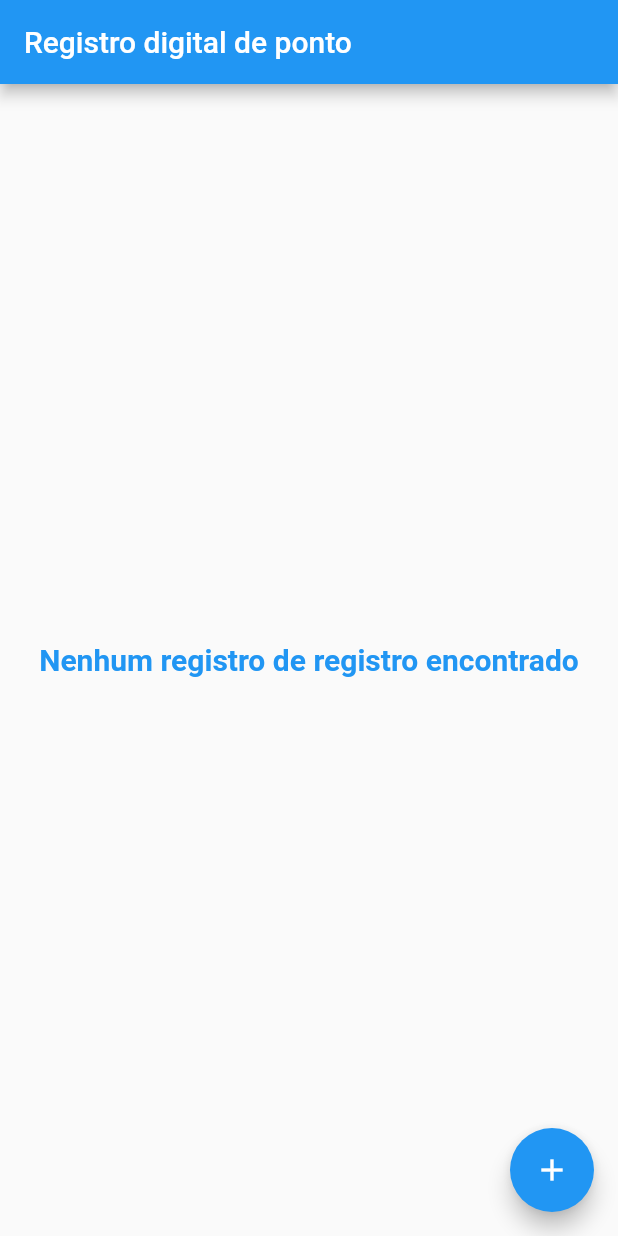
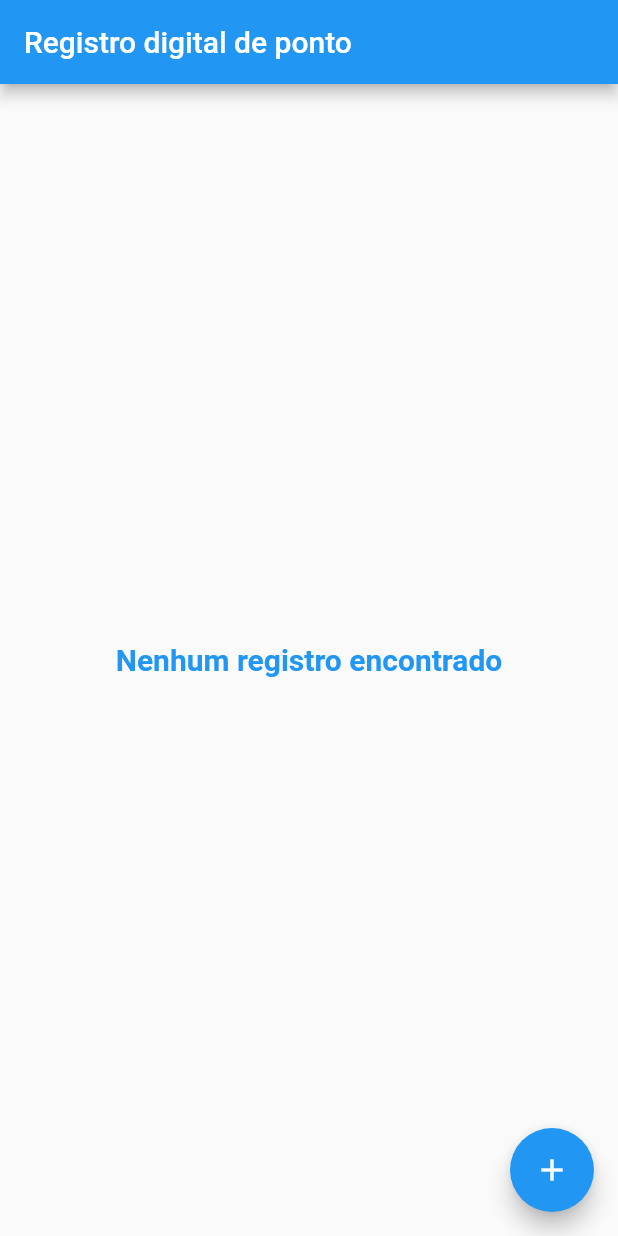
Before and after one commit to svcto/trabalho_localizacao, a Flutter app: the screen it shows after launch, on a phone screen of 412 x 824 dp. Run offline on Flutter 3.47's test engine with Material 2 defaults, Android fonts, the light colour scheme and no system bars; our stand-ins replace geolocator, sqflite; missing offline and left inert: maps_launcher; accounts and stored records are empty.

Commit message:
deu boa agora

```diff
--- a/lib/pages/principal.dart
+++ b/lib/pages/principal.dart
@@ -74,7 +74,7 @@ class _PrincipalState extends State<Principal> {
     if (_registros.isEmpty) {
       return Center(
         child: Text(
-          'Nenhum registro de registro encontrado',
+          'Nenhum registro encontrado',
           style: TextStyle(
             fontSize: 20,
             fontWeight: FontWeight.bold,
```
